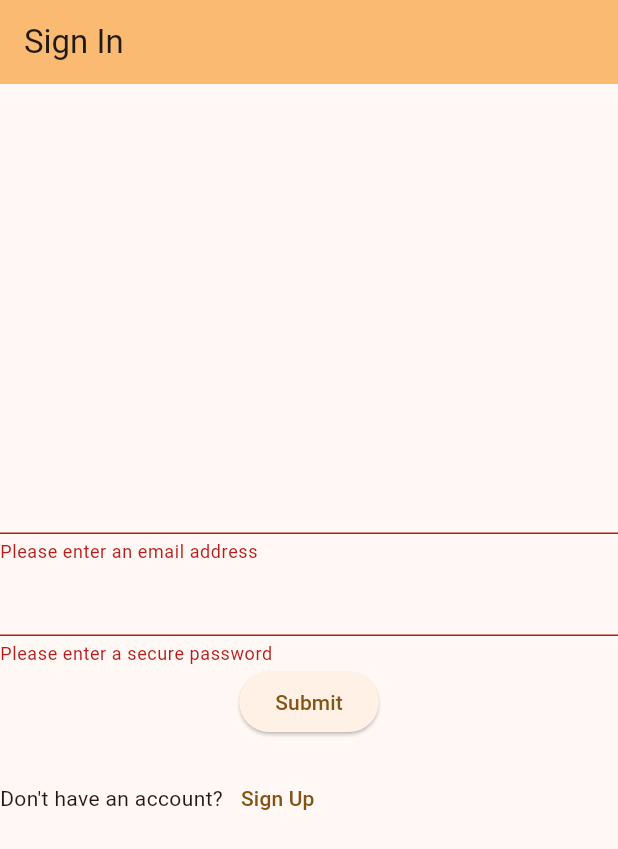
After one commit to sllewely/recommendations, a Flutter app: the SignUpPage screen opened by its route, after a tap on "Submit", on a phone screen of 412 x 824 dp. The commit adds this screen. Shown: the top 849 px of the screen. Run offline on Flutter 3.47's test engine with Material 2 defaults, Android fonts, the phone set to English and light mode, and no system bars; our stand-ins replace flutter_secure_storage; missing offline and left inert: dart:html, oauth2_client; accounts and stored records are empty; network calls fail.

Commit message:
uhh (#30)

```diff
--- a/mobile/lib/auth_helper.dart
+++ b/mobile/lib/auth_helper.dart
@@ -1,5 +1,3 @@
-import 'dart:collection';
-
 import 'package:flutter/cupertino.dart';
 import 'package:mobile/auth.dart';
 
--- a/mobile/lib/main.dart
+++ b/mobile/lib/main.dart
@@ -2,6 +2,7 @@ import 'package:flutter/material.dart';
 import 'package:mobile/auth.dart';
 import 'package:mobile/auth_helper.dart';
 import 'package:mobile/http/test_list.dart';
+import 'package:mobile/sign_in.dart';
 import 'package:mobile/widgets/signed_in_wrapper.dart';
 import 'package:oauth2_client/access_token_response.dart';
 import 'package:provider/provider.dart';
@@ -46,6 +47,9 @@ class RecApp extends StatelessWidget {
         useMaterial3: true,
       ),
       home: const HomePage(title: 'Recommendations'),
+      routes: <String, WidgetBuilder> {
+        '/signin': (BuildContext context) => const SignUpPage()
+      },
     );
   }
 }
--- /dev/null
+++ b/mobile/lib/sign_in.dart
@@ -0,0 +1,124 @@
+import 'package:flutter/material.dart';
+
+class SignUpPage extends StatelessWidget {
+  const SignUpPage({super.key});
+
+  @override
+  Widget build(BuildContext context) {
+    onLoginComplete() {
+      Navigator.of(context).pop();
+    }
+    return Navigator(
+      initialRoute: 'signin',
+      onGenerateRoute: (RouteSettings settings) {
+        WidgetBuilder builder;
+        switch (settings.name) {
+          case 'signin':
+            builder = (BuildContext context) => SignInPage(onLoginComplete: onLoginComplete);
+          case 'signup':
+            builder = (BuildContext context) => CollectCredentialsPage(
+                onLoginComplete: onLoginComplete
+            );
+          default:
+            throw Exception('Invalid route: ${settings.name}');
+        }
+        return MaterialPageRoute<void>(builder: builder, settings: settings);
+      },
+    );
+  }
+}
+
+class SignInPage extends StatelessWidget {
+  final VoidCallback onLoginComplete;
+
+  const SignInPage({super.key, required this.onLoginComplete});
+  @override
+  Widget build(BuildContext context) {
+    return Scaffold(
+      appBar: AppBar(
+        backgroundColor: Theme
+            .of(context)
+            .colorScheme
+            .inversePrimary,
+        title: const Text('Sign In'),
+      ),
+      body: Column(
+        mainAxisAlignment: MainAxisAlignment.center,
+        children: <Widget>[
+          const Center(
+              child: SignInForm(),
+          ),
+          Padding(
+            padding: const EdgeInsets.symmetric(vertical: 16.0),
+            child: Row(
+              children: <Widget>[
+                const Text("Don't have an account?"),
+                TextButton(
+                    onPressed: () {
+                      Navigator.pushNamed(context, 'signup');
+                    },
+                    child: const Text('Sign Up')
+                ),
+              ],
+            )
+          ),
+        ],
+      ),
+    );
+  }
+}
+
+class SignInForm extends StatefulWidget {
+  const SignInForm({super.key});
+
+  @override
+  State<SignInForm> createState() => _SignInFormState();
+}
+
+class _SignInFormState extends State<SignInForm> {
+  final _formKey = GlobalKey<FormState>();
+
+  @override
+  Widget build(BuildContext context) {
+    return Form(
+      key: _formKey,
+      child: Column(
+        children: <Widget>[
+          TextFormField(
+            validator: (value) {
+              return 'Please enter an email address';
+            },
+          ),
+          TextFormField(
+            validator: (value) {
+              return 'Please enter a secure password';
+            }
+          ),
+          ElevatedButton(
+              onPressed: () {
+                if (_formKey.currentState!.validate()) {
+                  ScaffoldMessenger.of(context).showSnackBar(
+                    const SnackBar(content: Text('Processing')),
+                  );
+                }
+              },
+              child: const Text('Submit'),
+          ),
+        ],
+      ),
+    );
+  }
+}
+
+
+class CollectCredentialsPage extends StatelessWidget {
+  final VoidCallback onLoginComplete;
+
+  const CollectCredentialsPage({super.key, required this.onLoginComplete});
+
+
+  @override
+  Widget build(BuildContext context) {
+    return const Text('Spot two');
+  }
+}
--- a/mobile/lib/widgets/signed_in_wrapper.dart
+++ b/mobile/lib/widgets/signed_in_wrapper.dart
@@ -1,4 +1,4 @@
-import 'package:flutter/cupertino.dart';
+import 'package:flutter/material.dart';
 import 'package:mobile/auth_helper.dart';
 import 'package:provider/provider.dart';
 
@@ -14,7 +14,17 @@ class SignedInWrapper extends StatelessWidget {
         if (authHelper.currentUser.isSignedIn()) {
           return wrapped;
         } else {
-          return const Text('You are not signed in! Click here to sign in');
+          return Column(
+            children: <Widget>[
+              const Text('You are not signed in!'),
+              ElevatedButton(
+                  onPressed: () {
+                    Navigator.pushNamed(context, '/signin');
+                  },
+                  child: const Text('Sign In')
+              ),
+            ],
+          );
         }
       }
     );
--- a/mobile/pubspec.yaml
+++ b/mobile/pubspec.yaml
@@ -34,6 +34,7 @@ dependencies:
   # The following adds the Cupertino Icons font to your application.
   # Use with the CupertinoIcons class for iOS style icons.
   cupertino_icons: ^1.0.2
+  email_validator: '^2.1.17'
   http: ^0.13.0
   oauth2_client: ^3.0.0
   provider: ^6.0.0
```
Also changed, not shown: mobile/pubspec.lock.
